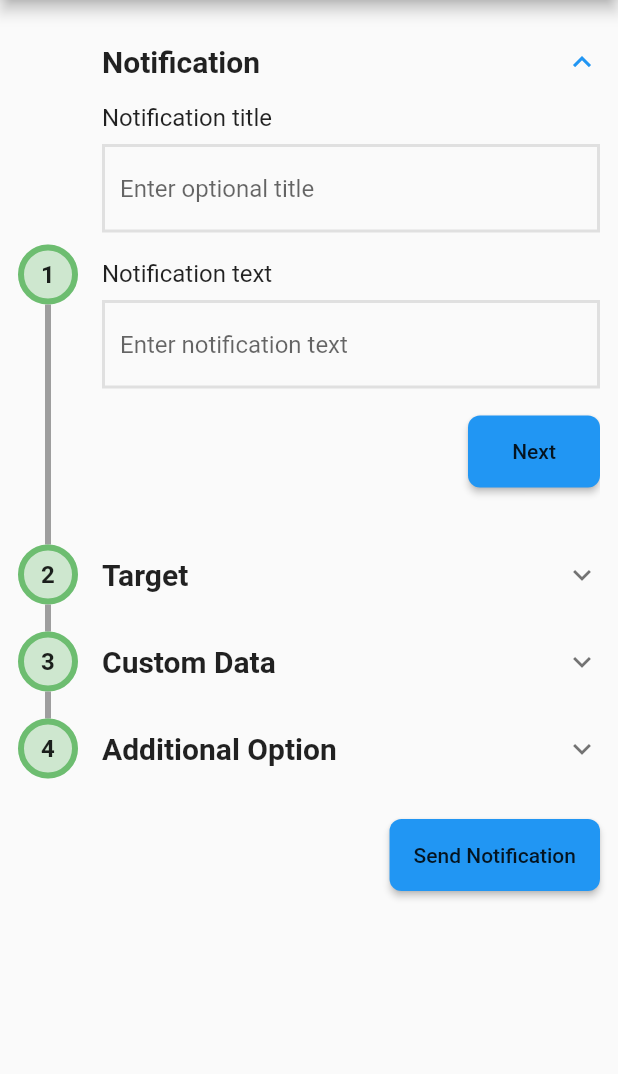
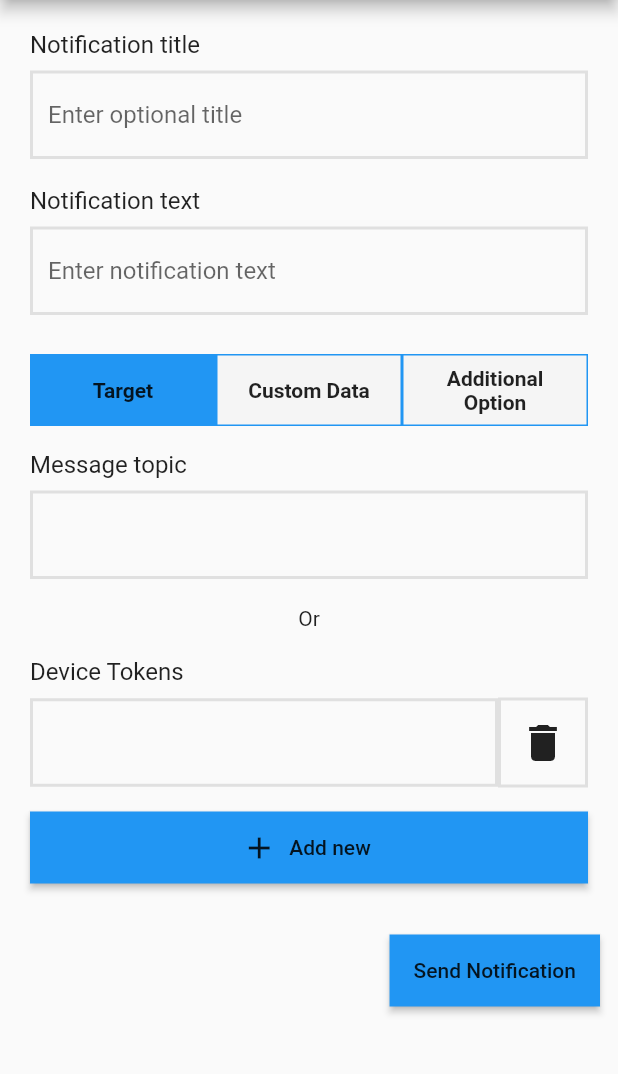
Before and after one commit to Dhaval2404/firebase-messaging-console, a Flutter app: the screen it shows after launch, on a phone screen of 412 x 824 dp, the part 84-1158 px from its top. Run offline on Flutter 3.47's test engine with Material 2 defaults, Android fonts, the phone set to English and light mode, and no system bars; drawn by our look-alikes of timeline_tile; our stand-ins replace dio, retrofit; missing offline and left inert: pretty_json; generated files the repository leaves out were written again; statements that could not run were skipped.

Commit message:
UI Enhancements

```diff
--- a/lib/main.dart
+++ b/lib/main.dart
@@ -38,7 +38,7 @@ class MyApp extends StatelessWidget {
         buttonTheme: ButtonThemeData(
           height: 48,
           shape: RoundedRectangleBorder(
-            borderRadius: BorderRadius.circular(8.0),
+            borderRadius: BorderRadius.circular(0.0),
           ),
         ),
       ),
--- /dev/null
+++ b/lib/src/data/constant/fcm_option.dart
@@ -0,0 +1,20 @@
+enum FCMOption {
+  target,
+  custom_data,
+  additional_option,
+}
+
+extension FCMOptionExtension on FCMOption {
+  int get index {
+    switch (this) {
+      case FCMOption.custom_data:
+        return 1;
+      case FCMOption.additional_option:
+        return 2;
+      case FCMOption.target:
+      default:
+        return 0;
+    }
+  }
+
+}
--- a/lib/src/data/model/fcm_model.dart
+++ b/lib/src/data/model/fcm_model.dart
@@ -1,22 +1,21 @@
-
 //Ref: https://firebase.google.com/docs/reference/fcm/rest/v1/projects.messages
 class FCMModel {
-  FCMModel({
-    this.title,
+  FCMModel(
+      {this.title,
       this.message,
-    this.to,
+      this.topic,
       this.ids,
       this.priority = "normal",
       this.data,
       this.clickAction = "firebase_fcm_tester",
       this.dryRun,
       this.timeToLive,
-  });
+      this.androidChannel});
 
   String title;
   String message;
 
-  String to;
+  String topic;
   List<String> ids;
 
   //"normal" and "high."
@@ -26,6 +25,7 @@ class FCMModel {
   String clickAction;
   int timeToLive;
   bool dryRun;
+  String androidChannel;
 
   Map<String, dynamic> toJson() {
     var params = <String, dynamic>{
@@ -39,10 +39,18 @@ class FCMModel {
       "dry_run": dryRun,
     };
 
-    if (to != null) params["to"] = to;
+    if (topic != null && topic.trim().isNotEmpty) {
+      params["to"] = "/topics/$topic";
+    }
+
     if (ids != null) params["registration_ids"] = ids;
     if (timeToLive > 0) params["time_to_live"] = timeToLive;
 
     return params;
   }
+
+  @override
+  String toString() {
+    return 'FCMModel{title: $title, message: $message, topic: $topic, ids: $ids, priority: $priority, data: $data, clickAction: $clickAction, timeToLive: $timeToLive, dryRun: $dryRun, androidChannel: $androidChannel}';
   }
+}
--- a/lib/src/screens/main_screen.dart
+++ b/lib/src/screens/main_screen.dart
@@ -1,12 +1,11 @@
-
+import 'package:firebase_messaging_tester/src/data/constant/fcm_option.dart';
+import 'package:firebase_messaging_tester/src/data/model/fcm_model.dart';
 import 'package:flutter/material.dart';
-import 'package:timeline_tile/timeline_tile.dart';
 
 import 'additional_option_form.dart';
 import 'custom_data_form.dart';
 import 'notification_form.dart';
 import 'target_form.dart';
-import 'widgets/indicator_widget.dart';
 
 class MainScreen extends StatefulWidget {
   @override
@@ -14,30 +13,46 @@ class MainScreen extends StatefulWidget {
 }
 
 class _MainScreenState extends State<MainScreen> {
+  FCMOption _fcmOption = FCMOption.target;
+
+  GlobalKey<NotificationFormState> _notificationFormStateKey = GlobalKey();
+
+  GlobalKey<TargetFormState> _targetFormStateKey = GlobalKey();
+  GlobalKey<CustomDataFormState> _customDataFormStateKey = GlobalKey();
+  GlobalKey<AdditionalOptionFormState> _additionalOptionFormStateKey =
+      GlobalKey();
+
+  List<Widget> _widgets;
+  FCMModel _fcmModel;
+
+  @override
+  void initState() {
+    super.initState();
+    _fcmModel = FCMModel();
+
+    _widgets = [
+      TargetForm(
+        fcmModel: _fcmModel,
+        key: _targetFormStateKey,
+      ),
+      CustomDataForm(
+        fcmModel: _fcmModel,
+        key: _customDataFormStateKey,
+      ),
+      AdditionalOptionForm(
+        fcmModel: _fcmModel,
+        key: _additionalOptionFormStateKey,
+      ),
+    ];
+  }
+
   @override
   Widget build(BuildContext context) {
     return Scaffold(
-      appBar: AppBar(
-        title: Text("Firebase FCM Tester"),
-      ),
-      body: _body()/*Row(
-        crossAxisAlignment: CrossAxisAlignment.start,
-        mainAxisAlignment: MainAxisAlignment.start,
-        mainAxisSize: MainAxisSize.max,
-        children: [
-          _body()
-          Flexible(flex: 1, child: _body()),
-          Container(
-            width: 1,
-            height: double.infinity,
-            color: Colors.grey,
-          ),
-          Flexible(
-            flex: 1,
-            child: FCMResponseWidget(),
-          ),
-        ],
-      ),*/
+        appBar: AppBar(
+          title: Text("Firebase FCM Tester"),
+        ),
+        body: _body(),
     );
   }
 
@@ -46,71 +61,27 @@ class _MainScreenState extends State<MainScreen> {
       shrinkWrap: true,
       padding: EdgeInsets.all(12),
       children: [
-        TimelineTile(
-          axis: TimelineAxis.vertical,
-          isFirst: true,
-          indicatorStyle: IndicatorStyle(
-            width: 40,
-            height: 40,
-            indicator: IndicatorWidget(number: '1'),
-            drawGap: true,
-          ),
-          endChild: Padding(
-            padding: const EdgeInsets.only(left: 16),
-            child: NotificationForm(),
+        Padding(
+          padding: const EdgeInsets.all(8),
+          child: NotificationForm(
+            key: _notificationFormStateKey,
+            fcmModel: _fcmModel,
           ),
         ),
-        TimelineTile(
-          axis: TimelineAxis.vertical,
-          isFirst: false,
-          isLast: false,
-          indicatorStyle: IndicatorStyle(
-            width: 40,
-            height: 40,
-            indicator: IndicatorWidget(number: '2'),
-            drawGap: true,
-          ),
-          endChild: Padding(
-            padding: const EdgeInsets.only(left: 16),
-            child: TargetForm(),
-          ),
+        Padding(
+          padding: const EdgeInsets.symmetric(horizontal: 8),
+          child: _tabMenu(),
         ),
-        TimelineTile(
-          axis: TimelineAxis.vertical,
-          isFirst: false,
-          isLast: false,
-          indicatorStyle: IndicatorStyle(
-            width: 40,
-            height: 40,
-            indicator: IndicatorWidget(number: '3'),
-            drawGap: true,
-          ),
-          endChild: Padding(
-            padding: const EdgeInsets.only(left: 16),
-            child: CustomForm(),
-          ),
-        ),
-        TimelineTile(
-          axis: TimelineAxis.vertical,
-          isFirst: false,
-          isLast: true,
-          indicatorStyle: IndicatorStyle(
-            width: 40,
-            height: 40,
-            indicator: IndicatorWidget(number: '4'),
-            drawGap: true,
-          ),
-          endChild: Padding(
-            padding: const EdgeInsets.only(left: 16),
-            child: AdditionalOptionForm(),
-          ),
+        Padding(
+          padding: const EdgeInsets.symmetric(horizontal: 8, vertical: 16),
+          child: _tabBody(),
         ),
         SizedBox(height: 18),
         Container(
           alignment: Alignment.centerRight,
           padding: const EdgeInsets.only(left: 16),
           child: RaisedButton(
-            onPressed: () {},
+            onPressed: _validateForm,
             child: Text("Send Notification"),
           ),
         ),
@@ -118,4 +89,93 @@ class _MainScreenState extends State<MainScreen> {
       ],
     );
   }
+
+  Widget _tabBody() {
+    /*return IndexedStack(
+      index: _fcmOption.index,
+      children: [
+        TargetForm(),
+        CustomForm(),
+        AdditionalOptionForm(),
+      ],
+    );*/
+    /*switch(_fcmOption.index){
+      case 1:
+        return CustomForm();
+      case 2:
+        return AdditionalOptionForm();
+      default:
+        return TargetForm();
+    }*/
+    return _widgets[_fcmOption.index];
+  }
+
+  Widget _tabMenu() {
+    return Row(
+      mainAxisSize: MainAxisSize.max,
+      mainAxisAlignment: MainAxisAlignment.start,
+      crossAxisAlignment: CrossAxisAlignment.start,
+      children: [
+        _tabMenuItem(
+          title: "Target",
+          fcmOption: FCMOption.target,
+        ),
+        _tabMenuItem(
+          title: "Custom Data",
+          fcmOption: FCMOption.custom_data,
+        ),
+        _tabMenuItem(
+          title: "Additional Option",
+          fcmOption: FCMOption.additional_option,
+        ),
+      ],
+    );
+  }
+
+  Widget _tabMenuItem({@required String title, FCMOption fcmOption}) {
+    bool isChecked = _fcmOption == fcmOption;
+    return Flexible(
+      flex: 1,
+      child: Container(
+        width: double.infinity,
+        child: FlatButton(
+          shape: RoundedRectangleBorder(
+            side: BorderSide(color: Colors.blue),
+          ),
+          color: isChecked ? Colors.blue : Colors.grey[100],
+          child: Text(
+            title,
+            textAlign: TextAlign.center,
+            style: Theme.of(context)
+                .textTheme
+                .bodyText2
+                .copyWith(fontWeight: FontWeight.bold),
+          ),
+          onPressed: () {
+            _targetFormStateKey.currentState?.save();
+            _customDataFormStateKey.currentState?.save();
+            _additionalOptionFormStateKey.currentState?.save();
+
+            setState(() {
+              _fcmOption = fcmOption;
+            });
+          },
+        ),
+      ),
+    );
+  }
+
+  void _validateForm() {
+    _notificationFormStateKey.currentState.validate();
+
+    _targetFormStateKey.currentState?.validate();
+    _customDataFormStateKey.currentState?.validate();
+    _additionalOptionFormStateKey.currentState?.validate();
+
+    if ((_fcmModel.ids == null || _fcmModel.ids.isEmpty) &&
+        (_fcmModel.topic == null || _fcmModel.topic.trim().isEmpty)) {
+      print("Missing Targeted Devices");
+    }
+    print(_fcmModel.toString());
+  }
 }
--- a/lib/src/screens/notification_form.dart
+++ b/lib/src/screens/notification_form.dart
@@ -1,15 +1,19 @@
-import 'package:firebase_messaging_tester/res/theme.dart';
+import 'package:firebase_messaging_tester/src/data/model/fcm_model.dart';
 import 'package:flutter/material.dart';
 
 import 'widgets/custom_text_form_field.dart';
 
 class NotificationForm extends StatefulWidget {
+
+  final FCMModel fcmModel;
+
+  const NotificationForm({Key key, this.fcmModel}) : super(key: key);
+
   @override
-  _NotificationFormState createState() => _NotificationFormState();
+  NotificationFormState createState() => NotificationFormState();
 }
 
-class _NotificationFormState extends State<NotificationForm> {
-  bool _isExpanded = true;
+class NotificationFormState extends State<NotificationForm> {
   var _formKey = GlobalKey<FormState>();
   var _autoValidate = false;
 
@@ -17,8 +21,15 @@ class _NotificationFormState extends State<NotificationForm> {
   var _messageController = TextEditingController();
 
   @override
+  void initState() {
+    super.initState();
+    _titleController.text = widget.fcmModel.title;
+    _messageController.text = widget.fcmModel.message;
+  }
+
+  @override
   Widget build(BuildContext context) {
-    final theme = Theme.of(context).copyWith(dividerColor: Colors.transparent);
+    /* final theme = Theme.of(context).copyWith(dividerColor: Colors.transparent);
     return Theme(
       data: theme,
       child: ExpansionTile(
@@ -38,6 +49,9 @@ class _NotificationFormState extends State<NotificationForm> {
         ),
         children: _notification(),
       ),
+    );*/
+    return Column(
+      children: _notification(),
     );
   }
 
@@ -71,29 +85,32 @@ class _NotificationFormState extends State<NotificationForm> {
             },
           ),
           SizedBox(height: 18),
-          Align(
+          /*Align(
             alignment: Alignment.centerRight,
             child: RaisedButton(
               onPressed: _submit,
               child: Text("Next"),
             ),
-          ),
-          SizedBox(height: 28),
+          ),*/
+          //SizedBox(height: 28),
         ],
       ),
     );
   }
 
-  _submit() {
+  bool validate() {
     if (_formKey.currentState.validate()) {
       _formKey.currentState.save();
-      setState(() {
-        _isExpanded = false;
-      });
+
+      widget.fcmModel.title = _titleController.text;
+      widget.fcmModel.message = _messageController.text;
+
+      return true;
     } else {
       setState(() {
         _autoValidate = true;
       });
+      return true;
     }
   }
 }
--- a/lib/src/screens/target_form.dart
+++ b/lib/src/screens/target_form.dart
@@ -1,25 +1,39 @@
 import 'package:firebase_messaging_tester/res/theme.dart';
+import 'package:firebase_messaging_tester/src/data/model/fcm_model.dart';
 import 'package:flutter/material.dart';
 
 import 'widgets/custom_text_form_field.dart';
 
 class TargetForm extends StatefulWidget {
+  final FCMModel fcmModel;
+
+  const TargetForm({Key key, this.fcmModel}) : super(key: key);
+
   @override
-  _TargetFormState createState() => _TargetFormState();
+  TargetFormState createState() => TargetFormState();
 }
 
-class _TargetFormState extends State<TargetForm> {
+class TargetFormState extends State<TargetForm> {
   List<TextEditingController> _controllers = new List();
+  var _topicController = TextEditingController();
 
   @override
   void initState() {
     super.initState();
+    var fcmModel = widget.fcmModel;
+    _topicController.text = fcmModel.topic;
+    if (fcmModel.ids == null || fcmModel.ids.isEmpty) {
       _controllers.add(TextEditingController(text: ""));
+    } else {
+      _controllers.addAll(
+        fcmModel.ids.map((id) => TextEditingController(text: id)),
+      );
+    }
   }
 
   @override
   Widget build(BuildContext context) {
-    final theme = Theme.of(context).copyWith(dividerColor: Colors.transparent);
+    /*final theme = Theme.of(context).copyWith(dividerColor: Colors.transparent);
     return Theme(
       data: theme,
       child: ExpansionTile(
@@ -32,30 +46,40 @@ class _TargetFormState extends State<TargetForm> {
         children: _target(),
         expandedCrossAxisAlignment: CrossAxisAlignment.start,
       ),
+    );*/
+    return Column(
+      children: _target(),
     );
   }
 
   List<Widget> _target() {
     return <Widget>[
-      CustomTextFormField(labelText: "Message topic", hintText: ""),
+      CustomTextFormField(
+        labelText: "Message topic",
+        hintText: "",
+        controller: _topicController,
+      ),
       SizedBox(height: 18),
       Center(child: Text("Or")),
       SizedBox(height: 18),
-      Text("Device Tokens",
+      Align(
+        alignment: Alignment.centerLeft,
+        child: Text("Device Tokens",
             style: Theme.of(context)
                 .textTheme
                 .subtitle1
                 .copyWith(fontWeight: FontWeight.normal)),
+      ),
       SizedBox(height: 8),
       _tokens(),
-      SizedBox(height: 18),
+      /*SizedBox(height: 18),
       Align(
         alignment: Alignment.centerRight,
         child: RaisedButton(
           onPressed: () {},
           child: Text("Next"),
         ),
-      )
+      )*/
     ];
   }
 
@@ -75,8 +99,13 @@ class _TargetFormState extends State<TargetForm> {
                   decoration: InputDecoration(),
                 ),
               ),
-              SizedBox(width: 8),
-              IconButton(
+              Container(
+                decoration: BoxDecoration(
+                  border: Border.all(color: Colors.grey[300], width: 2),
+                  shape: BoxShape.rectangle,
+                ),
+                padding: EdgeInsets.all(4),
+                child: IconButton(
                   iconSize: 32,
                   onPressed: () {
                     setState(() {
@@ -84,6 +113,7 @@ class _TargetFormState extends State<TargetForm> {
                     });
                   },
                   icon: Icon(Icons.delete),
+                ),
               ),
             ],
           ));
@@ -107,4 +137,14 @@ class _TargetFormState extends State<TargetForm> {
       children: widgets,
     );
   }
+
+  bool validate() {
+    save();
+    return true;
   }
+
+  void save() {
+    widget.fcmModel.ids = _controllers.map((controller) => controller.text).toList();
+    widget.fcmModel.topic = _topicController.text;
+  }
+}
--- a/pubspec.yaml
+++ b/pubspec.yaml
@@ -37,6 +37,7 @@ dependencies:
   json_annotation: ^3.1.1
 
   pretty_json: ^1.1.0
+  flutter_bloc: ^6.1.1
 
 dev_dependencies:
   flutter_test:
```
Also changed, not shown: lib/src/data/fcm_duration.dart (+15 -0 lines), lib/src/screens/additional_option_form.dart (+32 -4 lines), lib/src/screens/custom_data_form.dart (+69 -12 lines). Lines whose indentation alone changed are shown as unchanged.
